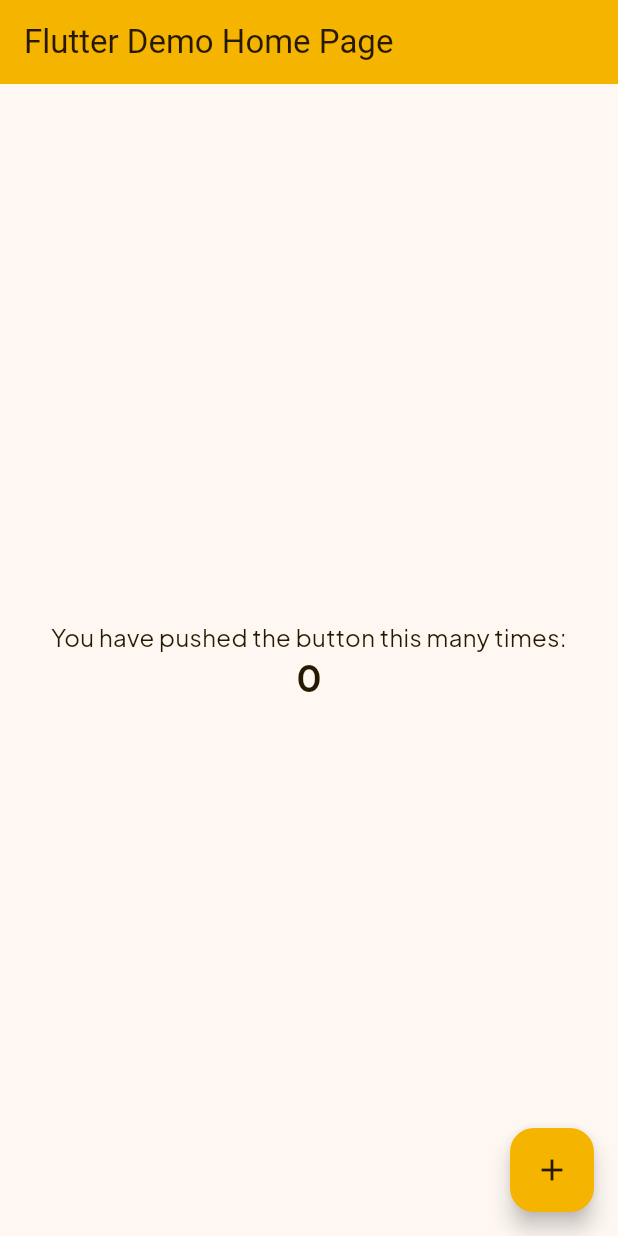
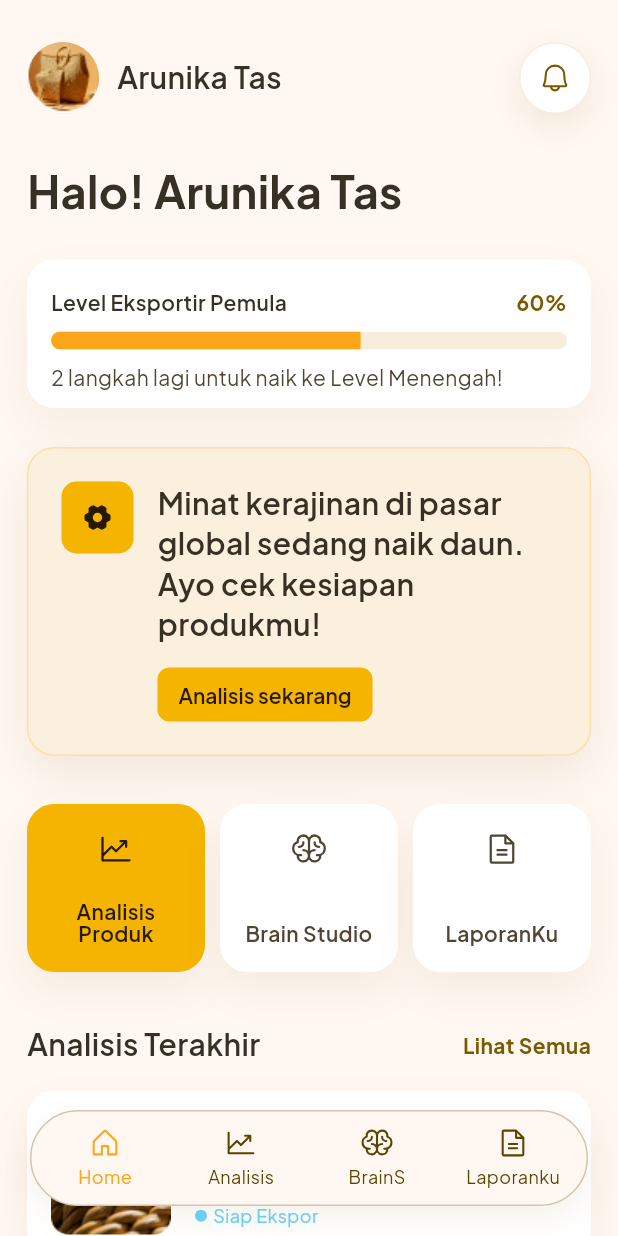
Before and after one commit to ayashar/exportise, a Flutter app: the screen it shows after launch, on a phone screen of 412 x 824 dp. Run offline on Flutter 3.47's test engine with Material 3 defaults, Android fonts, the phone set to English and light mode, and no system bars; our stand-ins replace google_fonts, phosphor_flutter.

Commit message:
feat(home): add home page

```diff
--- a/lib/core/iconography/app_icons.dart
+++ b/lib/core/iconography/app_icons.dart
@@ -13,6 +13,14 @@
     PhosphorIconsStyle style = PhosphorIconsStyle.regular,
   ]) => PhosphorIcons.arrowRight(style);
 
+  static PhosphorIconData bell([
+    PhosphorIconsStyle style = PhosphorIconsStyle.regular,
+  ]) => PhosphorIcons.bell(style);
+
+  static PhosphorIconData brain([
+    PhosphorIconsStyle style = PhosphorIconsStyle.regular,
+  ]) => PhosphorIcons.brain(style);
+
   static PhosphorIconData check([
     PhosphorIconsStyle style = PhosphorIconsStyle.regular,
   ]) => PhosphorIcons.check(style);
@@ -20,6 +28,14 @@
   static PhosphorIconData close([
     PhosphorIconsStyle style = PhosphorIconsStyle.regular,
   ]) => PhosphorIcons.x(style);
+
+  static PhosphorIconData document([
+    PhosphorIconsStyle style = PhosphorIconsStyle.regular,
+  ]) => PhosphorIcons.fileText(style);
+
+  static PhosphorIconData gear([
+    PhosphorIconsStyle style = PhosphorIconsStyle.regular,
+  ]) => PhosphorIcons.gearSix(style);
 
   static PhosphorIconData home([
     PhosphorIconsStyle style = PhosphorIconsStyle.regular,
@@ -32,6 +48,10 @@
   static PhosphorIconData search([
     PhosphorIconsStyle style = PhosphorIconsStyle.regular,
   ]) => PhosphorIcons.magnifyingGlass(style);
+
+  static PhosphorIconData trendUp([
+    PhosphorIconsStyle style = PhosphorIconsStyle.regular,
+  ]) => PhosphorIcons.chartLineUp(style);
 
   static PhosphorIconData user([
     PhosphorIconsStyle style = PhosphorIconsStyle.regular,
--- /dev/null
+++ b/lib/features/home/home_page.dart
@@ -0,0 +1,578 @@
+import 'package:flutter/material.dart';
+
+import '../../core/iconography/app_icons.dart';
+import '../../core/theme/app_colors.dart';
+import '../../core/theme/app_typography.dart';
+import '../../shared/widgets/app_button.dart';
+
+class HomePage extends StatelessWidget {
+  const HomePage({super.key});
+
+  @override
+  Widget build(BuildContext context) {
+    return Scaffold(
+      backgroundColor: AppColors.neutral01,
+      body: SafeArea(
+        child: Stack(
+          children: [
+            SingleChildScrollView(
+              padding: const EdgeInsets.fromLTRB(18, 28, 18, 118),
+              child: Column(
+                crossAxisAlignment: CrossAxisAlignment.start,
+                children: const [
+                  _HomeHeader(),
+                  SizedBox(height: 34),
+                  _Greeting(),
+                  SizedBox(height: 30),
+                  _ExporterLevelCard(),
+                  SizedBox(height: 26),
+                  _InsightCard(),
+                  SizedBox(height: 32),
+                  _QuickActionGrid(),
+                  SizedBox(height: 34),
+                  _SectionHeader(),
+                  SizedBox(height: 16),
+                  _AnalysisCard(
+                    imagePath: 'assets/images/home/woven_bag.png',
+                    title: 'Tas Anyaman',
+                    country: 'Amerika Serikat',
+                    status: 'Siap Ekspor',
+                    statusColor: AppColors.tertiary02,
+                  ),
+                  SizedBox(height: 16),
+                  _AnalysisCard(
+                    imagePath: 'assets/images/home/coffee_jacket.png',
+                    title: 'Kopi Luwak',
+                    country: 'Jepang',
+                    status: 'Lanjutkan Analisis',
+                    statusColor: AppColors.secondary04,
+                  ),
+                ],
+              ),
+            ),
+            const Align(
+              alignment: Alignment.bottomCenter,
+              child: _BottomNavigation(),
+            ),
+          ],
+        ),
+      ),
+    );
+  }
+}
+
+class _HomeHeader extends StatelessWidget {
+  const _HomeHeader();
+
+  @override
+  Widget build(BuildContext context) {
+    return Row(
+      children: [
+        const CircleAvatar(
+          radius: 24,
+          backgroundImage: AssetImage('assets/images/home/profile.png'),
+        ),
+        const SizedBox(width: 12),
+        Expanded(
+          child: Text(
+            'Arunika Tas',
+            style: AppTypography.headlineSm.copyWith(
+              color: AppColors.neutral09,
+            ),
+          ),
+        ),
+        Container(
+          width: 48,
+          height: 48,
+          decoration: BoxDecoration(
+            color: AppColors.system01,
+            shape: BoxShape.circle,
+            border: Border.all(color: AppColors.neutral03),
+            boxShadow: const [
+              BoxShadow(
+                color: Color(0x1A7A5900),
+                blurRadius: 18,
+                offset: Offset(0, 8),
+              ),
+            ],
+          ),
+          child: Center(
+            child: AppIcon(
+              AppIcons.bell(),
+              color: AppColors.primary05,
+              dimension: 22,
+            ),
+          ),
+        ),
+      ],
+    );
+  }
+}
+
+class _Greeting extends StatelessWidget {
+  const _Greeting();
+
+  @override
+  Widget build(BuildContext context) {
+    return Text(
+      'Halo! Arunika Tas',
+      style: AppTypography.headlineLg.copyWith(
+        color: AppColors.neutral09,
+        height: 1.1,
+      ),
+    );
+  }
+}
+
+class _ExporterLevelCard extends StatelessWidget {
+  const _ExporterLevelCard();
+
+  @override
+  Widget build(BuildContext context) {
+    return Container(
+      width: double.infinity,
+      padding: const EdgeInsets.fromLTRB(16, 18, 16, 12),
+      decoration: _softCardDecoration(borderRadius: 18),
+      child: Column(
+        crossAxisAlignment: CrossAxisAlignment.start,
+        children: [
+          Row(
+            children: [
+              Expanded(
+                child: Text(
+                  'Level Eksportir Pemula',
+                  style: AppTypography.bodySm.copyWith(
+                    color: AppColors.neutral09,
+                    fontWeight: FontWeight.w600,
+                  ),
+                ),
+              ),
+              Text(
+                '60%',
+                style: AppTypography.bodySm.copyWith(
+                  color: AppColors.primary05,
+                  fontWeight: FontWeight.w700,
+                ),
+              ),
+            ],
+          ),
+          const SizedBox(height: 10),
+          ClipRRect(
+            borderRadius: BorderRadius.circular(8),
+            child: const LinearProgressIndicator(
+              value: 0.6,
+              minHeight: 12,
+              backgroundColor: AppColors.neutral03,
+              valueColor: AlwaysStoppedAnimation<Color>(AppColors.secondary04),
+            ),
+          ),
+          const SizedBox(height: 10),
+          Text(
+            '2 langkah lagi untuk naik ke Level Menengah!',
+            style: AppTypography.bodySm.copyWith(
+              color: AppColors.neutral08,
+              height: 1.2,
+            ),
+          ),
+        ],
+      ),
+    );
+  }
+}
+
+class _InsightCard extends StatelessWidget {
+  const _InsightCard();
+
+  @override
+  Widget build(BuildContext context) {
+    return Container(
+      width: double.infinity,
+      padding: const EdgeInsets.fromLTRB(22, 22, 22, 22),
+      decoration: BoxDecoration(
+        color: AppColors.neutral02,
+        borderRadius: BorderRadius.circular(18),
+        border: Border.all(color: AppColors.primary02),
+        boxShadow: const [
+          BoxShadow(
+            color: Color(0x1A7A5900),
+            blurRadius: 24,
+            offset: Offset(0, 12),
+          ),
+        ],
+      ),
+      child: Row(
+        crossAxisAlignment: CrossAxisAlignment.start,
+        children: [
+          Container(
+            width: 48,
+            height: 48,
+            decoration: BoxDecoration(
+              color: AppColors.primary04,
+              borderRadius: BorderRadius.circular(10),
+            ),
+            child: Center(
+              child: AppIcon(
+                AppIcons.gear(PhosphorIconsStyle.fill),
+                color: AppColors.primary08,
+                dimension: 20,
+              ),
+            ),
+          ),
+          const SizedBox(width: 16),
+          Expanded(
+            child: Column(
+              crossAxisAlignment: CrossAxisAlignment.start,
+              children: [
+                Text(
+                  'Minat kerajinan di pasar global sedang naik daun. Ayo cek kesiapan produkmu!',
+                  style: AppTypography.headlineSm.copyWith(
+                    color: AppColors.neutral09,
+                    height: 1.35,
+                  ),
+                ),
+                const SizedBox(height: 16),
+                AppButton(
+                  label: 'Analisis sekarang',
+                  size: AppButtonSize.sm,
+                  onPressed: () {},
+                ),
+              ],
+            ),
+          ),
+        ],
+      ),
+    );
+  }
+}
+
+class _QuickActionGrid extends StatelessWidget {
+  const _QuickActionGrid();
+
+  @override
+  Widget build(BuildContext context) {
+    return const Row(
+      children: [
+        Expanded(
+          child: _QuickActionTile(
+            icon: _QuickActionIcon.analysis,
+            label: 'Analisis\nProduk',
+            isActive: true,
+          ),
+        ),
+        SizedBox(width: 10),
+        Expanded(
+          child: _QuickActionTile(
+            icon: _QuickActionIcon.brain,
+            label: 'Brain Studio',
+          ),
+        ),
+        SizedBox(width: 10),
+        Expanded(
+          child: _QuickActionTile(
+            icon: _QuickActionIcon.report,
+            label: 'LaporanKu',
+          ),
+        ),
+      ],
+    );
+  }
+}
+
+class _QuickActionTile extends StatelessWidget {
+  const _QuickActionTile({
+    required this.icon,
+    required this.label,
+    this.isActive = false,
+  });
+
+  final _QuickActionIcon icon;
+  final bool isActive;
+  final String label;
+
+  @override
+  Widget build(BuildContext context) {
+    final backgroundColor = isActive ? AppColors.primary04 : AppColors.system01;
+    final foregroundColor = isActive
+        ? AppColors.primary08
+        : AppColors.neutral08;
+
+    return Container(
+      height: 112,
+      padding: const EdgeInsets.symmetric(horizontal: 10, vertical: 18),
+      decoration: BoxDecoration(
+        color: backgroundColor,
+        borderRadius: BorderRadius.circular(18),
+        boxShadow: const [
+          BoxShadow(
+            color: Color(0x147A5900),
+            blurRadius: 24,
+            offset: Offset(0, 12),
+          ),
+        ],
+      ),
+      child: Column(
+        mainAxisAlignment: MainAxisAlignment.center,
+        children: [
+          AppIcon(icon.data, color: foregroundColor, dimension: 24),
+          const Spacer(),
+          Text(
+            label,
+            maxLines: 2,
+            overflow: TextOverflow.ellipsis,
+            textAlign: TextAlign.center,
+            style: AppTypography.bodySm.copyWith(
+              color: foregroundColor,
+              fontWeight: FontWeight.w600,
+              height: 1.08,
+            ),
+          ),
+        ],
+      ),
+    );
+  }
+}
+
+enum _QuickActionIcon { analysis, brain, report }
+
+extension on _QuickActionIcon {
+  IconData get data {
+    return switch (this) {
+      _QuickActionIcon.analysis => AppIcons.trendUp(),
+      _QuickActionIcon.brain => AppIcons.brain(),
+      _QuickActionIcon.report => AppIcons.document(),
+    };
+  }
+}
+
+class _SectionHeader extends StatelessWidget {
+  const _SectionHeader();
+
+  @override
+  Widget build(BuildContext context) {
+    return Row(
+      children: [
+        Expanded(
+          child: Text(
+            'Analisis Terakhir',
+            style: AppTypography.headlineSm.copyWith(
+              color: AppColors.neutral09,
+            ),
+          ),
+        ),
+        Text(
+          'Lihat Semua',
+          style: AppTypography.bodySm.copyWith(
+            color: AppColors.primary05,
+            fontWeight: FontWeight.w700,
+          ),
+        ),
+      ],
+    );
+  }
+}
+
+class _AnalysisCard extends StatelessWidget {
+  const _AnalysisCard({
+    required this.country,
+    required this.imagePath,
+    required this.status,
+    required this.statusColor,
+    required this.title,
+  });
+
+  final String country;
+  final String imagePath;
+  final String status;
+  final Color statusColor;
+  final String title;
+
+  @override
+  Widget build(BuildContext context) {
+    return Container(
+      height: 112,
+      padding: const EdgeInsets.all(16),
+      decoration: _softCardDecoration(borderRadius: 18),
+      child: Row(
+        children: [
+          ClipRRect(
+            borderRadius: BorderRadius.circular(10),
+            child: Image.asset(
+              imagePath,
+              width: 80,
+              height: 80,
+              fit: BoxFit.cover,
+            ),
+          ),
+          const SizedBox(width: 16),
+          Expanded(
+            child: Column(
+              mainAxisAlignment: MainAxisAlignment.center,
+              crossAxisAlignment: CrossAxisAlignment.start,
+              children: [
+                Text(
+                  title,
+                  maxLines: 1,
+                  overflow: TextOverflow.ellipsis,
+                  style: AppTypography.headlineSm.copyWith(
+                    color: AppColors.neutral09,
+                  ),
+                ),
+                const SizedBox(height: 2),
+                Text(
+                  country,
+                  maxLines: 1,
+                  overflow: TextOverflow.ellipsis,
+                  style: AppTypography.bodySm.copyWith(
+                    color: AppColors.neutral08,
+                  ),
+                ),
+                const SizedBox(height: 4),
+                Row(
+                  children: [
+                    Container(
+                      width: 8,
+                      height: 8,
+                      decoration: BoxDecoration(
+                        color: statusColor,
+                        shape: BoxShape.circle,
+                      ),
+                    ),
+                    const SizedBox(width: 4),
+                    Expanded(
+                      child: Text(
+                        status,
+                        maxLines: 1,
+                        overflow: TextOverflow.ellipsis,
+                        style: AppTypography.bodySm.copyWith(
+                          color: statusColor,
+                          fontSize: 12,
+                        ),
+                      ),
+                    ),
+                  ],
+                ),
+              ],
+            ),
+          ),
+          const SizedBox(width: 10),
+          Container(
+            width: 40,
+            height: 40,
+            decoration: const BoxDecoration(
+              color: AppColors.neutral03,
+              shape: BoxShape.circle,
+            ),
+            child: Center(
+              child: AppIcon(
+                AppIcons.arrowRight(),
+                color: AppColors.primary05,
+                dimension: 18,
+              ),
+            ),
+          ),
+        ],
+      ),
+    );
+  }
+}
+
+class _BottomNavigation extends StatelessWidget {
+  const _BottomNavigation();
+
+  @override
+  Widget build(BuildContext context) {
+    return Padding(
+      padding: const EdgeInsets.fromLTRB(20, 0, 20, 20),
+      child: Container(
+        height: 64,
+        padding: const EdgeInsets.symmetric(horizontal: 14),
+        decoration: BoxDecoration(
+          color: AppColors.neutral01,
+          borderRadius: BorderRadius.circular(32),
+          border: Border.all(color: AppColors.secondary08),
+          boxShadow: const [
+            BoxShadow(
+              color: Color(0x147A5900),
+              blurRadius: 18,
+              offset: Offset(0, 8),
+            ),
+          ],
+        ),
+        child: const Row(
+          mainAxisAlignment: MainAxisAlignment.spaceBetween,
+          children: [
+            _BottomNavItem(
+              icon: _BottomNavIcon.home,
+              label: 'Home',
+              active: true,
+            ),
+            _BottomNavItem(icon: _BottomNavIcon.analysis, label: 'Analisis'),
+            _BottomNavItem(icon: _BottomNavIcon.brain, label: 'BrainS'),
+            _BottomNavItem(icon: _BottomNavIcon.report, label: 'Laporanku'),
+          ],
+        ),
+      ),
+    );
+  }
+}
+
+class _BottomNavItem extends StatelessWidget {
+  const _BottomNavItem({
+    required this.icon,
+    required this.label,
+    this.active = false,
+  });
+
+  final bool active;
+  final _BottomNavIcon icon;
+  final String label;
+
+  @override
+  Widget build(BuildContext context) {
+    final color = active ? AppColors.secondary04 : AppColors.primary06;
+
+    return SizedBox(
+      width: 70,
+      child: Column(
+        mainAxisAlignment: MainAxisAlignment.center,
+        children: [
+          AppIcon(icon.data, color: color, dimension: 22),
+          const SizedBox(height: 3),
+          Text(
+            label,
+            maxLines: 1,
+            overflow: TextOverflow.ellipsis,
+            style: AppTypography.bodySm.copyWith(color: color, fontSize: 12),
+          ),
+        ],
+      ),
+    );
+  }
+}
+
+enum _BottomNavIcon { home, analysis, brain, report }
+
+extension on _BottomNavIcon {
+  IconData get data {
+    return switch (this) {
+      _BottomNavIcon.home => AppIcons.home(),
+      _BottomNavIcon.analysis => AppIcons.trendUp(),
+      _BottomNavIcon.brain => AppIcons.brain(),
+      _BottomNavIcon.report => AppIcons.document(),
+    };
+  }
+}
+
+BoxDecoration _softCardDecoration({required double borderRadius}) {
+  return BoxDecoration(
+    color: AppColors.system01,
+    borderRadius: BorderRadius.circular(borderRadius),
+    boxShadow: const [
+      BoxShadow(
+        color: Color(0x127A5900),
+        blurRadius: 24,
+        offset: Offset(0, 12),
+      ),
+    ],
+  );
+}
--- a/lib/main.dart
+++ b/lib/main.dart
@@ -1,8 +1,19 @@
 import 'package:flutter/material.dart';
+import 'package:flutter/services.dart';
 
+import 'features/home/home_page.dart';
 import 'core/theme/app_theme.dart';
 
 void main() {
+  WidgetsFlutterBinding.ensureInitialized();
+  SystemChrome.setSystemUIOverlayStyle(
+    const SystemUiOverlayStyle(
+      statusBarColor: Colors.transparent,
+      statusBarIconBrightness: Brightness.dark,
+      systemNavigationBarColor: Colors.transparent,
+      systemNavigationBarIconBrightness: Brightness.dark,
+    ),
+  );
   runApp(const MyApp());
 }
 
@@ -13,95 +24,10 @@
   @override
   Widget build(BuildContext context) {
     return MaterialApp(
-      title: 'Flutter Demo',
+      debugShowCheckedModeBanner: false,
+      title: 'Eksportise',
       theme: AppTheme.light,
-      home: const MyHomePage(title: 'Flutter Demo Home Page'),
+      home: const HomePage(),
     );
   }
 }
-
-class MyHomePage extends StatefulWidget {
-  const MyHomePage({super.key, required this.title});
-
-  // This widget is the home page of your application. It is stateful, meaning
-  // that it has a State object (defined below) that contains fields that affect
-  // how it looks.
-
-  // This class is the configuration for the state. It holds the values (in this
-  // case the title) provided by the parent (in this case the App widget) and
-  // used by the build method of the State. Fields in a Widget subclass are
-  // always marked "final".
-
-  final String title;
-
-  @override
-  State<MyHomePage> createState() => _MyHomePageState();
-}
-
-class _MyHomePageState extends State<MyHomePage> {
-  int _counter = 0;
-
-  void _incrementCounter() {
-    setState(() {
-      // This call to setState tells the Flutter framework that something has
-      // changed in this State, which causes it to rerun the build method below
-      // so that the display can reflect the updated values. If we changed
-      // _counter without calling setState(), then the build method would not be
-      // called again, and so nothing would appear to happen.
-      _counter++;
-    });
-  }
-
-  @override
-  Widget build(BuildContext context) {
-    // This method is rerun every time setState is called, for instance as done
-    // by the _incrementCounter method above.
-    //
-    // The Flutter framework has been optimized to make rerunning build methods
-    // fast, so that you can just rebuild anything that needs updating rather
-    // than having to individually change instances of widgets.
-    return Scaffold(
-      appBar: AppBar(
-        // TRY THIS: Try changing the color here to a specific color (to
-        // Colors.amber, perhaps?) and trigger a hot reload to see the AppBar
-        // change color while the other colors stay the same.
-        backgroundColor: Theme.of(context).colorScheme.primary,
-        // Here we take the value from the MyHomePage object that was created by
-        // the App.build method, and use it to set our appbar title.
-        title: Text(widget.title),
-      ),
-      body: Center(
-        // Center is a layout widget. It takes a single child and positions it
-        // in the middle of the parent.
-        child: Column(
-          // Column is also a layout widget. It takes a list of children and
-          // arranges them vertically. By default, it sizes itself to fit its
-          // children horizontally, and tries to be as tall as its parent.
-          //
-          // Column has various properties to control how it sizes itself and
-          // how it positions its children. Here we use mainAxisAlignment to
-          // center the children vertically; the main axis here is the vertical
-          // axis because Columns are vertical (the cross axis would be
-          // horizontal).
-          //
-          // TRY THIS: Invoke "debug painting" (choose the "Toggle Debug Paint"
-          // action in the IDE, or press "p" in the console), to see the
-          // wireframe for each widget.
-          mainAxisAlignment: .center,
-          children: [
-            const Text('You have pushed the button this many times:'),
-            Text(
-              '$_counter',
-              style: Theme.of(context).textTheme.headlineMedium,
-            ),
-          ],
-        ),
-      ),
-      floatingActionButton: FloatingActionButton(
-        onPressed: _incrementCounter,
-        tooltip: 'Increment',
-        child: const Icon(Icons.add),
-      ),
-    );
-  }
-}
--- a/pubspec.yaml
+++ b/pubspec.yaml
@@ -59,6 +59,9 @@
   # the material Icons class.
   uses-material-design: true
 
+  assets:
+    - assets/images/home/
+
   # To add assets to your application, add an assets section, like this:
   # assets:
   #   - images/a_dot_burr.jpeg
```
Also changed, not shown: assets/images/home/coffee_jacket.png (added), assets/images/home/profile.png (added), assets/images/home/woven_bag.png (added), 1 other file.
